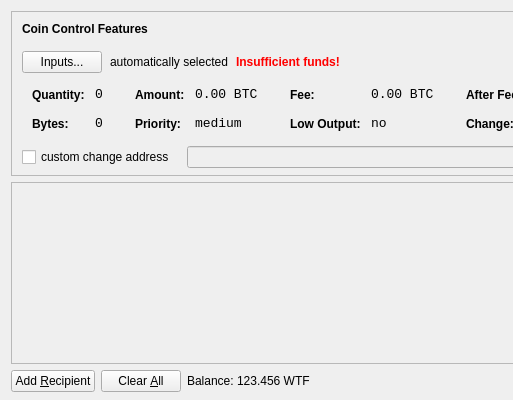
Qt form src/qt/forms/sendcoinsdialog.ui (ahcl7/abccoin) before a commit; both pictures show x 0 to 513 and y 0 to 400 of the 850 by 400 pixel window.
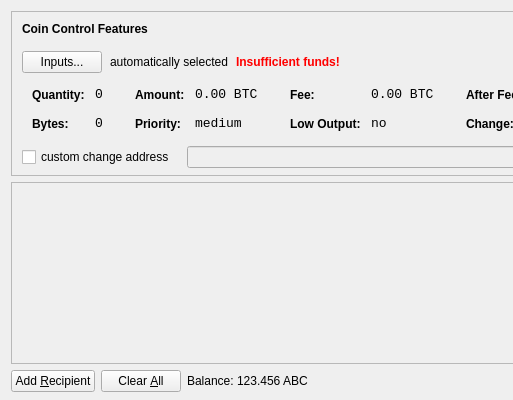
The same form after that commit. Icons and pictures are not drawn.

Patch:
```diff
--- a/src/qt/forms/sendcoinsdialog.ui
+++ b/src/qt/forms/sendcoinsdialog.ui
@@ -720,7 +720,7 @@
           <cursorShape>IBeamCursor</cursorShape>
          </property>
          <property name="text">
-          <string>123.456 WTF</string>
+          <string>123.456 ABC</string>
          </property>
          <property name="textInteractionFlags">
           <set>Qt::LinksAccessibleByMouse|Qt::TextSelectableByKeyboard|Qt::TextSelectableByMouse</set>
```
